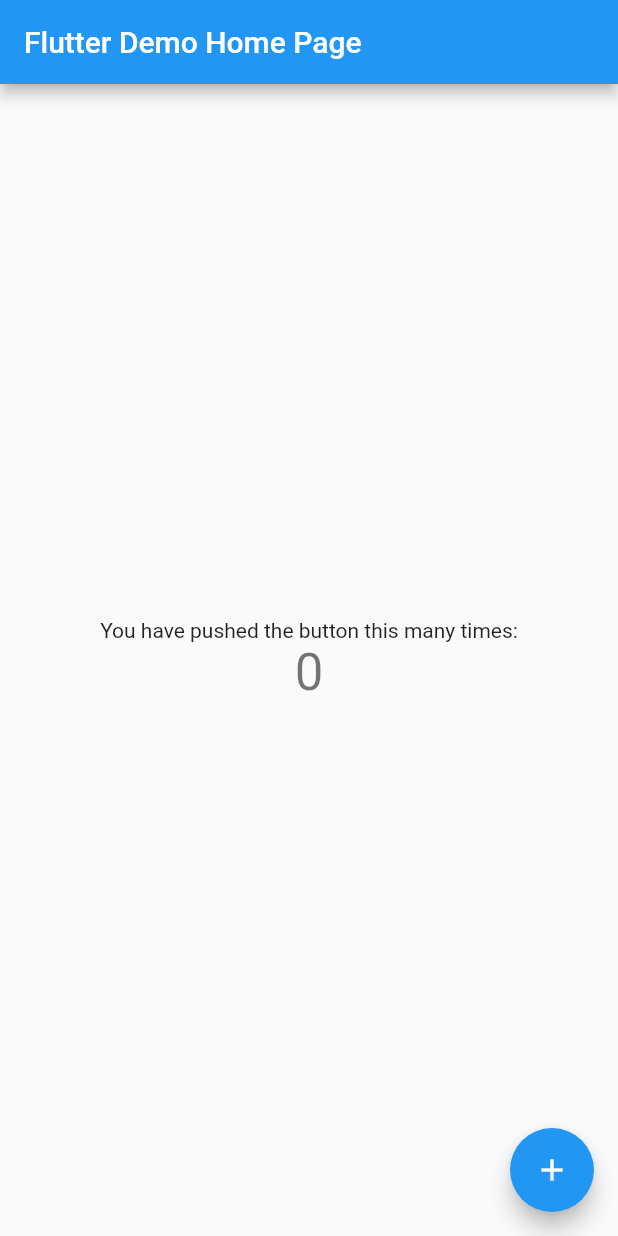
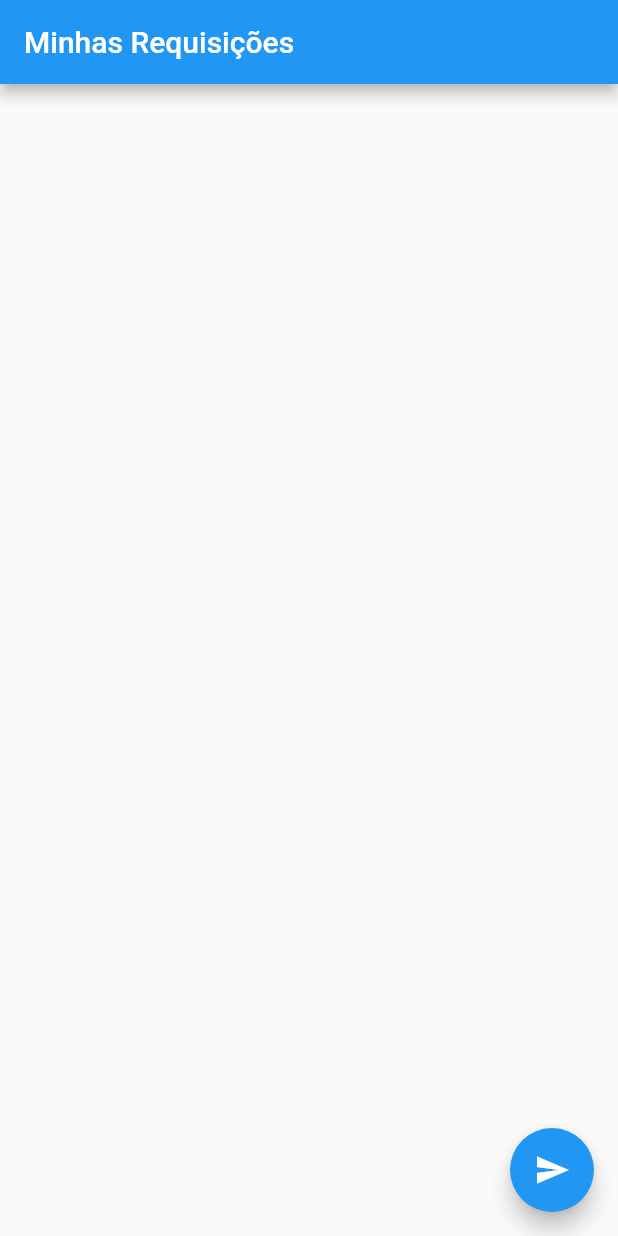
Before and after one commit to goodguyplayer/MTG-Card-browser--Project, a Flutter app: the screen it shows after launch, on a phone screen of 412 x 824 dp. Run offline on Flutter 3.47's test engine with Material 2 defaults, Android fonts, the phone set to English and light mode, and no system bars.

Commit message:
Created a test dart to test the API

```diff
--- a/card_searcher/lib/main.dart
+++ b/card_searcher/lib/main.dart
@@ -1,3 +1,4 @@
+import 'package:card_searcher/screen/test.dart';
 import 'package:flutter/material.dart';
 
 void main() {
@@ -11,107 +12,10 @@ class MyApp extends StatelessWidget {
     return MaterialApp(
       title: 'Flutter Demo',
       theme: ThemeData(
-        // This is the theme of your application.
-        //
-        // Try running your application with "flutter run". You'll see the
-        // application has a blue toolbar. Then, without quitting the app, try
-        // changing the primarySwatch below to Colors.green and then invoke
-        // "hot reload" (press "r" in the console where you ran "flutter run",
-        // or simply save your changes to "hot reload" in a Flutter IDE).
-        // Notice that the counter didn't reset back to zero; the application
-        // is not restarted.
         primarySwatch: Colors.blue,
-        // This makes the visual density adapt to the platform that you run
-        // the app on. For desktop platforms, the controls will be smaller and
-        // closer together (more dense) than on mobile platforms.
         visualDensity: VisualDensity.adaptivePlatformDensity,
       ),
-      home: MyHomePage(title: 'Flutter Demo Home Page'),
+      home: Test(),
     );
   }
 }
-
-class MyHomePage extends StatefulWidget {
-  MyHomePage({Key key, this.title}) : super(key: key);
-
-  // This widget is the home page of your application. It is stateful, meaning
-  // that it has a State object (defined below) that contains fields that affect
-  // how it looks.
-
-  // This class is the configuration for the state. It holds the values (in this
-  // case the title) provided by the parent (in this case the App widget) and
-  // used by the build method of the State. Fields in a Widget subclass are
-  // always marked "final".
-
-  final String title;
-
-  @override
-  _MyHomePageState createState() => _MyHomePageState();
-}
-
-class _MyHomePageState extends State<MyHomePage> {
-  int _counter = 0;
-
-  void _incrementCounter() {
-    setState(() {
-      // This call to setState tells the Flutter framework that something has
-      // changed in this State, which causes it to rerun the build method below
-      // so that the display can reflect the updated values. If we changed
-      // _counter without calling setState(), then the build method would not be
-      // called again, and so nothing would appear to happen.
-      _counter++;
-    });
-  }
-
-  @override
-  Widget build(BuildContext context) {
-    // This method is rerun every time setState is called, for instance as done
-    // by the _incrementCounter method above.
-    //
-    // The Flutter framework has been optimized to make rerunning build methods
-    // fast, so that you can just rebuild anything that needs updating rather
-    // than having to individually change instances of widgets.
-    return Scaffold(
-      appBar: AppBar(
-        // Here we take the value from the MyHomePage object that was created by
-        // the App.build method, and use it to set our appbar title.
-        title: Text(widget.title),
-      ),
-      body: Center(
-        // Center is a layout widget. It takes a single child and positions it
-        // in the middle of the parent.
-        child: Column(
-          // Column is also a layout widget. It takes a list of children and
-          // arranges them vertically. By default, it sizes itself to fit its
-          // children horizontally, and tries to be as tall as its parent.
-          //
-          // Invoke "debug painting" (press "p" in the console, choose the
-          // "Toggle Debug Paint" action from the Flutter Inspector in Android
-          // Studio, or the "Toggle Debug Paint" command in Visual Studio Code)
-          // to see the wireframe for each widget.
-          //
-          // Column has various properties to control how it sizes itself and
-          // how it positions its children. Here we use mainAxisAlignment to
-          // center the children vertically; the main axis here is the vertical
-          // axis because Columns are vertical (the cross axis would be
-          // horizontal).
-          mainAxisAlignment: MainAxisAlignment.center,
-          children: <Widget>[
-            Text(
-              'You have pushed the button this many times:',
-            ),
-            Text(
-              '$_counter',
-              style: Theme.of(context).textTheme.headline4,
-            ),
-          ],
-        ),
-      ),
-      floatingActionButton: FloatingActionButton(
-        onPressed: _incrementCounter,
-        tooltip: 'Increment',
-        child: Icon(Icons.add),
-      ), // This trailing comma makes auto-formatting nicer for build methods.
-    );
-  }
-}
--- /dev/null
+++ b/card_searcher/lib/screen/test.dart
@@ -0,0 +1,36 @@
+/*
+Nothing special here, just tests.
+ */
+
+import 'package:card_searcher/models/card_list.dart';
+import 'package:card_searcher/utilities/network_helper.dart';
+import 'package:flutter/material.dart';
+
+class Test extends StatelessWidget {
+  var _dados = "";
+  @override
+  Widget build(BuildContext context) {
+    return Scaffold(
+      appBar: AppBar(title: Text("Minhas Requisições"),),
+      body: Text(_dados),
+      floatingActionButton: FloatingActionButton(
+        child: Icon(Icons.send),
+        onPressed: () async{
+          var requisicao = NetworkHelper(url:"https://api.magicthegathering.io/v1/cards?name=nissa|jace");
+          var dados = CardList.fromJson(await requisicao.getData());
+
+          for(final e in dados.cardlist){
+            //
+            var currentElement = e;
+            print("Card name.: ${e.name}");
+            print("Card type.: ${e.type}");
+            print("Card image.: ${e.imageUrl}");
+            print("---------------------------------------------------------");
+          }
+
+
+        },
+      ),
+    );
+  }
+}
```
Also changed, not shown: 1 other file.
